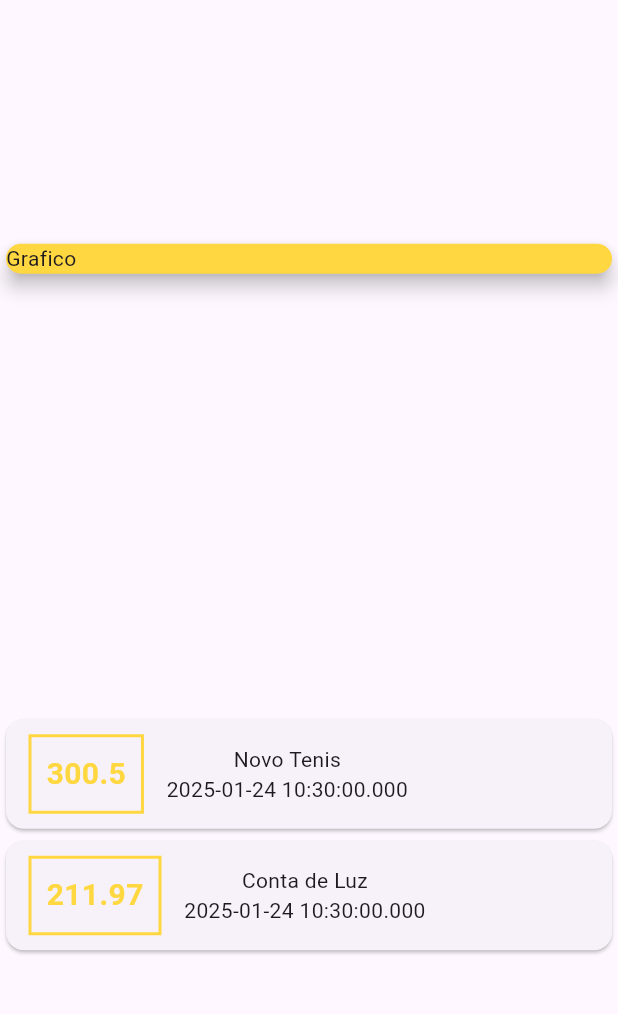
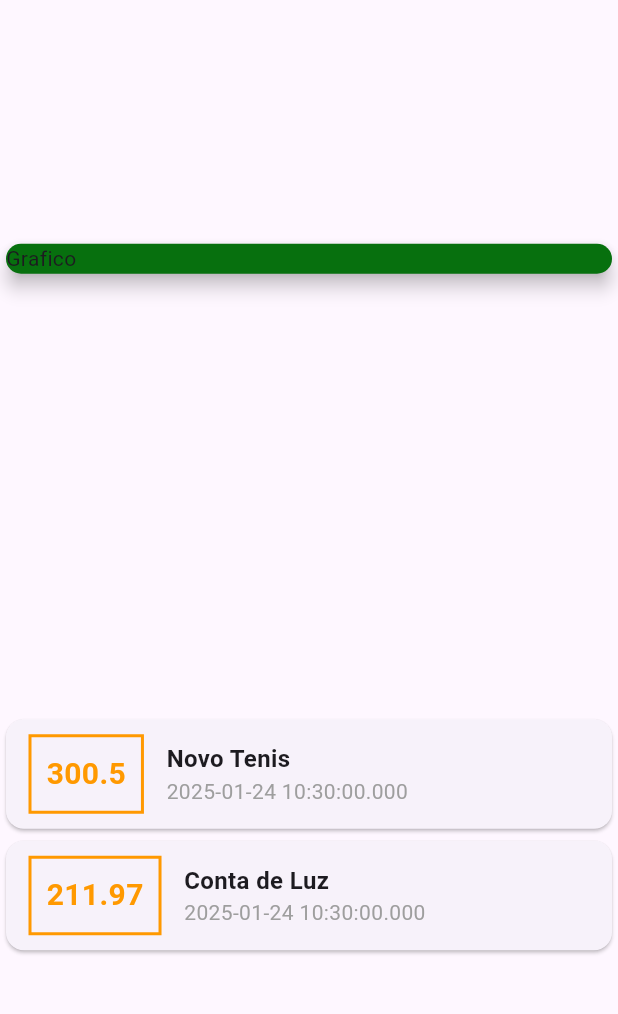
Before and after one commit to Leonardo-arau/DespesasApp, a Flutter app: the screen it shows after launch, on a phone screen of 412 x 824 dp, the part 63-1077 px from its top. Run offline on Flutter 3.47's test engine with Material 3 defaults, Android fonts, the phone set to English and light mode, and no system bars.

Commit message:
Estilo Titulo e Data

```diff
--- a/lib/main.dart
+++ b/lib/main.dart
@@ -38,7 +38,7 @@ class MyHomePage extends StatelessWidget {
         children: <Widget>[
           Container(
             child: Card(
-              color: const Color.fromRGBO(255, 215, 64, 1),
+              color: const Color.fromARGB(255, 7, 112, 14),
               child: Text('Grafico'),
               elevation: 5,
             ),
@@ -53,7 +53,7 @@ class MyHomePage extends StatelessWidget {
                           EdgeInsets.symmetric(horizontal: 15, vertical: 10),
                       decoration: BoxDecoration(
                           border: Border.all(
-                          color: const Color.fromRGBO(255, 215, 64, 1),
+                          color: const Color.fromARGB(255, 255, 153, 0),
                         width: 2,
                       )),
                       padding: EdgeInsets.all(10),
@@ -61,13 +61,23 @@ class MyHomePage extends StatelessWidget {
                             style: TextStyle(
                               fontWeight: FontWeight.bold,
                               fontSize: 20,
-                              color: Colors.amberAccent,
+                              color: Color.fromARGB(255, 255, 153, 0),
                             ))
                     ),
                     Column(
+                      crossAxisAlignment: CrossAxisAlignment.start,
                       children: <Widget>[
-                        Text(tr.title),
-                        Text(tr.date.toString()),
+                        Text(
+                          tr.title,
+                          style: TextStyle(
+                              fontSize: 16, fontWeight: FontWeight.bold),
+                        ),
+                        Text(
+                          tr.date.toString(),
+                          style: TextStyle(
+                            color: Colors.grey,
+                          ),
+                        ),
                       ],
                     )
                   ],
```
Also changed, not shown: 1 other file.
